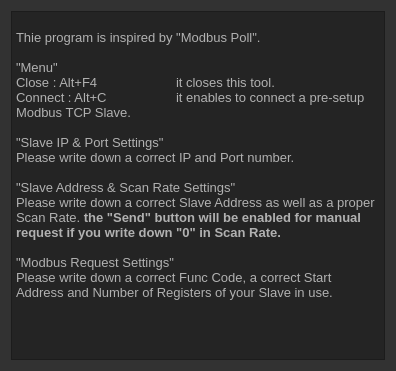
Old version of the form help.ui in the repository jnlee4838/ModbusWatch.
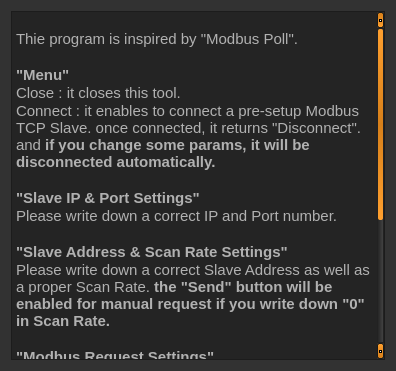
New version of the form. Icons and pictures are not drawn.

Diff of the .ui file:
```diff
--- a/help.ui
+++ b/help.ui
@@ -516,21 +516,26 @@
 li.checked::marker { content: &quot;\2612&quot;; }
 &lt;/style&gt;&lt;/head&gt;&lt;body style=&quot; font-family:'맑은 고딕'; font-size:9pt; font-weight:400; font-style:normal;&quot;&gt;
 &lt;p style=&quot;-qt-paragraph-type:empty; margin-top:0px; margin-bottom:0px; margin-left:0px; margin-right:0px; -qt-block-indent:0; text-indent:0px;&quot;&gt;&lt;br /&gt;&lt;/p&gt;
-&lt;p style=&quot; margin-top:0px; margin-bottom:0px; margin-left:0px; margin-right:0px; -qt-block-indent:0; text-indent:0px;&quot;&gt;&lt;span style=&quot; font-size:10pt;&quot;&gt;Thie program is inspired by &amp;quot;Modbus Poll&amp;quot;.&lt;/span&gt;&lt;/p&gt;
-&lt;p style=&quot;-qt-paragraph-type:empty; margin-top:0px; margin-bottom:0px; margin-left:0px; margin-right:0px; -qt-block-indent:0; text-indent:0px; font-size:10pt;&quot;&gt;&lt;br /&gt;&lt;/p&gt;
-&lt;p style=&quot; margin-top:0px; margin-bottom:0px; margin-left:0px; margin-right:0px; -qt-block-indent:0; text-indent:0px;&quot;&gt;&lt;span style=&quot; font-family:'Lucida Sans'; font-size:10pt;&quot;&gt;&amp;quot;Menu&amp;quot;&lt;/span&gt;&lt;/p&gt;
-&lt;p style=&quot; margin-top:0px; margin-bottom:0px; margin-left:0px; margin-right:0px; -qt-block-indent:0; text-indent:0px;&quot;&gt;&lt;span style=&quot; font-size:10pt;&quot;&gt;Close : Alt+F4	it closes this tool.&lt;/span&gt;&lt;/p&gt;
-&lt;p style=&quot; margin-top:0px; margin-bottom:0px; margin-left:0px; margin-right:0px; -qt-block-indent:0; text-indent:0px;&quot;&gt;&lt;span style=&quot; font-size:10pt;&quot;&gt;Connect : Alt+C	it enables to connect a pre-setup Modbus TCP Slave.&lt;/span&gt;&lt;/p&gt;
-&lt;p style=&quot;-qt-paragraph-type:empty; margin-top:0px; margin-bottom:0px; margin-left:0px; margin-right:0px; -qt-block-indent:0; text-indent:0px; font-size:10pt;&quot;&gt;&lt;br /&gt;&lt;/p&gt;
-&lt;p style=&quot; margin-top:0px; margin-bottom:0px; margin-left:0px; margin-right:0px; -qt-block-indent:0; text-indent:0px;&quot;&gt;&lt;span style=&quot; font-family:'Lucida Sans'; font-size:10pt;&quot;&gt;&amp;quot;Slave IP &amp;amp; Port Settings&amp;quot;&lt;/span&gt;&lt;/p&gt;
-&lt;p style=&quot; margin-top:0px; margin-bottom:0px; margin-left:0px; margin-right:0px; -qt-block-indent:0; text-indent:0px;&quot;&gt;&lt;span style=&quot; font-family:'Lucida Sans'; font-size:10pt;&quot;&gt;Please write down a correct IP and Port number.&lt;/span&gt;&lt;/p&gt;
-&lt;p style=&quot;-qt-paragraph-type:empty; margin-top:0px; margin-bottom:0px; margin-left:0px; margin-right:0px; -qt-block-indent:0; text-indent:0px; font-family:'Lucida Sans'; font-size:10pt;&quot;&gt;&lt;br /&gt;&lt;/p&gt;
-&lt;p style=&quot; margin-top:0px; margin-bottom:0px; margin-left:0px; margin-right:0px; -qt-block-indent:0; text-indent:0px;&quot;&gt;&lt;span style=&quot; font-family:'Lucida Sans'; font-size:10pt;&quot;&gt;&amp;quot;Slave Address &amp;amp; Scan Rate Settings&amp;quot;&lt;/span&gt;&lt;/p&gt;
-&lt;p style=&quot; margin-top:0px; margin-bottom:0px; margin-left:0px; margin-right:0px; -qt-block-indent:0; text-indent:0px;&quot;&gt;&lt;span style=&quot; font-family:'Lucida Sans'; font-size:10pt;&quot;&gt;Please write down a correct Slave Address as well as a proper Scan Rate.&lt;/span&gt;&lt;span style=&quot; font-family:'Lucida Sans'; font-size:10pt; font-weight:700;&quot;&gt; the &amp;quot;Send&amp;quot; button will be enabled for manual request if you write down &amp;quot;0&amp;quot; in Scan Rate.&lt;/span&gt;&lt;/p&gt;
-&lt;p style=&quot;-qt-paragraph-type:empty; margin-top:0px; margin-bottom:0px; margin-left:0px; margin-right:0px; -qt-block-indent:0; text-indent:0px; font-family:'Lucida Sans'; font-size:10pt;&quot;&gt;&lt;br /&gt;&lt;/p&gt;
-&lt;p style=&quot; margin-top:0px; margin-bottom:0px; margin-left:0px; margin-right:0px; -qt-block-indent:0; text-indent:0px;&quot;&gt;&lt;span style=&quot; font-family:'Lucida Sans'; font-size:10pt;&quot;&gt;&amp;quot;Modbus Request Settings&amp;quot;&lt;/span&gt;&lt;/p&gt;
-&lt;p style=&quot; margin-top:0px; margin-bottom:0px; margin-left:0px; margin-right:0px; -qt-block-indent:0; text-indent:0px;&quot;&gt;&lt;span style=&quot; font-family:'Lucida Sans'; font-size:10pt;&quot;&gt;Please write down a correct Func Code, a correct Start Address and Number of Registers of your Slave in use.&lt;/span&gt;&lt;/p&gt;
-&lt;p style=&quot;-qt-paragraph-type:empty; margin-top:0px; margin-bottom:0px; margin-left:0px; margin-right:0px; -qt-block-indent:0; text-indent:0px; font-family:'Lucida Sans'; font-size:10pt;&quot;&gt;&lt;br /&gt;&lt;/p&gt;
+&lt;p style=&quot; margin-top:0px; margin-bottom:0px; margin-left:0px; margin-right:0px; -qt-block-indent:0; text-indent:0px;&quot;&gt;&lt;span style=&quot; font-size:11pt;&quot;&gt;Thie program is inspired by &amp;quot;Modbus Poll&amp;quot;.&lt;/span&gt;&lt;/p&gt;
+&lt;p style=&quot;-qt-paragraph-type:empty; margin-top:0px; margin-bottom:0px; margin-left:0px; margin-right:0px; -qt-block-indent:0; text-indent:0px; font-size:11pt;&quot;&gt;&lt;br /&gt;&lt;/p&gt;
+&lt;p style=&quot; margin-top:0px; margin-bottom:0px; margin-left:0px; margin-right:0px; -qt-block-indent:0; text-indent:0px;&quot;&gt;&lt;span style=&quot; font-family:'Lucida Sans'; font-size:11pt; font-weight:700;&quot;&gt;&amp;quot;Menu&amp;quot;&lt;/span&gt;&lt;/p&gt;
+&lt;p style=&quot; margin-top:0px; margin-bottom:0px; margin-left:0px; margin-right:0px; -qt-block-indent:0; text-indent:0px;&quot;&gt;&lt;span style=&quot; font-size:11pt;&quot;&gt;Close : it closes this tool.&lt;/span&gt;&lt;/p&gt;
+&lt;p style=&quot; margin-top:0px; margin-bottom:0px; margin-left:0px; margin-right:0px; -qt-block-indent:0; text-indent:0px;&quot;&gt;&lt;span style=&quot; font-size:11pt;&quot;&gt;Connect : it enables to connect a pre-setup Modbus TCP Slave. once connected, it returns &amp;quot;Disconnect&amp;quot;. and &lt;/span&gt;&lt;span style=&quot; font-size:11pt; font-weight:700;&quot;&gt;if you change some params, it will be disconnected automatically.&lt;/span&gt;&lt;/p&gt;
+&lt;p style=&quot;-qt-paragraph-type:empty; margin-top:0px; margin-bottom:0px; margin-left:0px; margin-right:0px; -qt-block-indent:0; text-indent:0px; font-size:11pt;&quot;&gt;&lt;br /&gt;&lt;/p&gt;
+&lt;p style=&quot; margin-top:0px; margin-bottom:0px; margin-left:0px; margin-right:0px; -qt-block-indent:0; text-indent:0px;&quot;&gt;&lt;span style=&quot; font-family:'Lucida Sans'; font-size:11pt; font-weight:700;&quot;&gt;&amp;quot;Slave IP &amp;amp; Port Settings&amp;quot;&lt;/span&gt;&lt;/p&gt;
+&lt;p style=&quot; margin-top:0px; margin-bottom:0px; margin-left:0px; margin-right:0px; -qt-block-indent:0; text-indent:0px;&quot;&gt;&lt;span style=&quot; font-family:'Lucida Sans'; font-size:11pt;&quot;&gt;Please write down a correct IP and Port number.&lt;/span&gt;&lt;/p&gt;
+&lt;p style=&quot;-qt-paragraph-type:empty; margin-top:0px; margin-bottom:0px; margin-left:0px; margin-right:0px; -qt-block-indent:0; text-indent:0px; font-family:'Lucida Sans'; font-size:11pt;&quot;&gt;&lt;br /&gt;&lt;/p&gt;
+&lt;p style=&quot; margin-top:0px; margin-bottom:0px; margin-left:0px; margin-right:0px; -qt-block-indent:0; text-indent:0px;&quot;&gt;&lt;span style=&quot; font-family:'Lucida Sans'; font-size:11pt; font-weight:700;&quot;&gt;&amp;quot;Slave Address &amp;amp; Scan Rate Settings&amp;quot;&lt;/span&gt;&lt;/p&gt;
+&lt;p style=&quot; margin-top:0px; margin-bottom:0px; margin-left:0px; margin-right:0px; -qt-block-indent:0; text-indent:0px;&quot;&gt;&lt;span style=&quot; font-family:'Lucida Sans'; font-size:11pt;&quot;&gt;Please write down a correct Slave Address as well as a proper Scan Rate.&lt;/span&gt;&lt;span style=&quot; font-family:'Lucida Sans'; font-size:11pt; font-weight:700;&quot;&gt; the &amp;quot;Send&amp;quot; button will be enabled for manual request if you write down &amp;quot;0&amp;quot; in Scan Rate.&lt;/span&gt;&lt;/p&gt;
+&lt;p style=&quot;-qt-paragraph-type:empty; margin-top:0px; margin-bottom:0px; margin-left:0px; margin-right:0px; -qt-block-indent:0; text-indent:0px; font-family:'Lucida Sans'; font-size:11pt;&quot;&gt;&lt;br /&gt;&lt;/p&gt;
+&lt;p style=&quot; margin-top:0px; margin-bottom:0px; margin-left:0px; margin-right:0px; -qt-block-indent:0; text-indent:0px;&quot;&gt;&lt;span style=&quot; font-family:'Lucida Sans'; font-size:11pt; font-weight:700;&quot;&gt;&amp;quot;Modbus Request Settings&amp;quot;&lt;/span&gt;&lt;/p&gt;
+&lt;p style=&quot; margin-top:0px; margin-bottom:0px; margin-left:0px; margin-right:0px; -qt-block-indent:0; text-indent:0px;&quot;&gt;&lt;span style=&quot; font-family:'Lucida Sans'; font-size:11pt;&quot;&gt;Please write down a correct Func Code, a correct Start Address and Number of Registers of your Slave in use.&lt;/span&gt;&lt;/p&gt;
+&lt;p style=&quot;-qt-paragraph-type:empty; margin-top:0px; margin-bottom:0px; margin-left:0px; margin-right:0px; -qt-block-indent:0; text-indent:0px; font-family:'Lucida Sans'; font-size:11pt;&quot;&gt;&lt;br /&gt;&lt;/p&gt;
+&lt;p style=&quot; margin-top:0px; margin-bottom:0px; margin-left:0px; margin-right:0px; -qt-block-indent:0; text-indent:0px;&quot;&gt;&lt;span style=&quot; font-family:'Lucida Sans'; font-size:11pt; font-weight:700;&quot;&gt;&amp;quot;Data table&amp;quot;&lt;/span&gt;&lt;/p&gt;
+&lt;p style=&quot;-qt-paragraph-type:empty; margin-top:0px; margin-bottom:0px; margin-left:0px; margin-right:0px; -qt-block-indent:0; text-indent:0px; font-family:'Lucida Sans'; font-size:11pt; font-weight:700;&quot;&gt;&lt;br /&gt;&lt;/p&gt;
+&lt;p style=&quot; margin-top:0px; margin-bottom:0px; margin-left:0px; margin-right:0px; -qt-block-indent:0; text-indent:0px;&quot;&gt;&lt;span style=&quot; font-size:11pt; font-weight:700;&quot;&gt;&amp;lt;Uint16&amp;gt;: you can change it to other type. then the rable row will be set automatically.&lt;/span&gt;&lt;/p&gt;
+&lt;p style=&quot; margin-top:0px; margin-bottom:0px; margin-left:0px; margin-right:0px; -qt-block-indent:0; text-indent:0px;&quot;&gt;&lt;span style=&quot; font-size:11pt; font-weight:700;&quot;&gt;&amp;lt;Bing-Endian&amp;gt;: it support Big / Little endians&lt;/span&gt;&lt;/p&gt;
+&lt;p style=&quot; margin-top:0px; margin-bottom:0px; margin-left:0px; margin-right:0px; -qt-block-indent:0; text-indent:0px;&quot;&gt;&lt;span style=&quot; font-size:11pt; font-weight:700;&quot;&gt;&amp;lt;Scale&amp;gt;: you can set the scale in range 0 &amp;lt; scale &amp;lt; 1. then, value will be changed in the tableWidget &lt;/span&gt;&lt;/p&gt;
 &lt;p style=&quot;-qt-paragraph-type:empty; margin-top:0px; margin-bottom:0px; margin-left:0px; margin-right:0px; -qt-block-indent:0; text-indent:0px; font-family:'Lucida Sans'; font-size:10pt;&quot;&gt;&lt;br /&gt;&lt;/p&gt;&lt;/body&gt;&lt;/html&gt;</string>
      </property>
     </widget>
```
